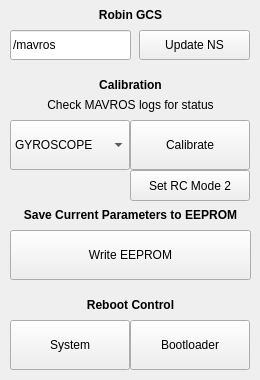
First picture: the form in resource/RobinGCS.ui, repository qutas/rqt_robin_gcs, before the edit.
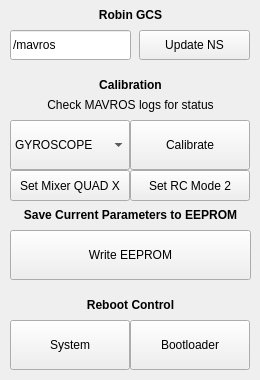
Second picture: the form after the edit.

```diff
--- a/resource/RobinGCS.ui
+++ b/resource/RobinGCS.ui
@@ -305,6 +305,22 @@
     <string>Set RC Mode 2</string>
    </property>
   </widget>
+  <widget class="QPushButton" name="button_mixer_X4">
+   <property name="enabled">
+    <bool>true</bool>
+   </property>
+   <property name="geometry">
+    <rect>
+     <x>10</x>
+     <y>170</y>
+     <width>120</width>
+     <height>31</height>
+    </rect>
+   </property>
+   <property name="text">
+    <string>Set Mixer QUAD X</string>
+   </property>
+  </widget>
  </widget>
  <resources/>
  <connections/>
```
